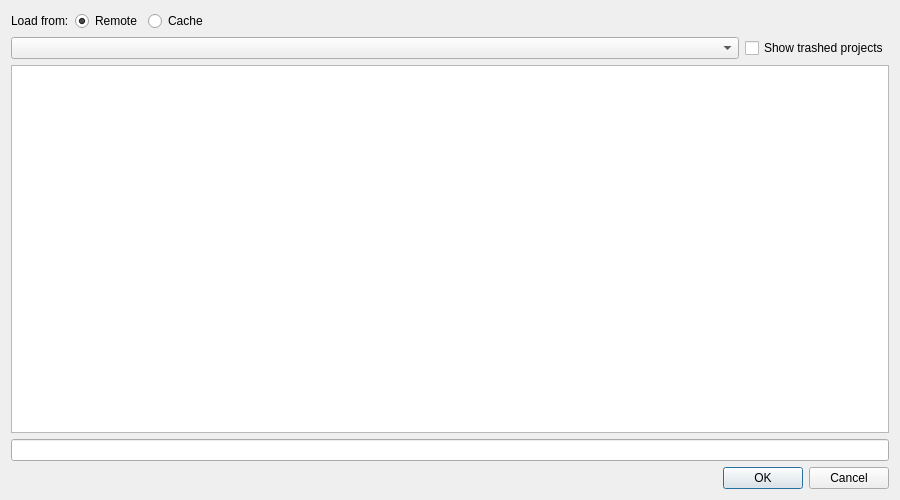
Above: src/pythonGui/karabogui/project/dialog/project_handle.ui from European-XFEL/Karabo before the change. Below: the same form after it.
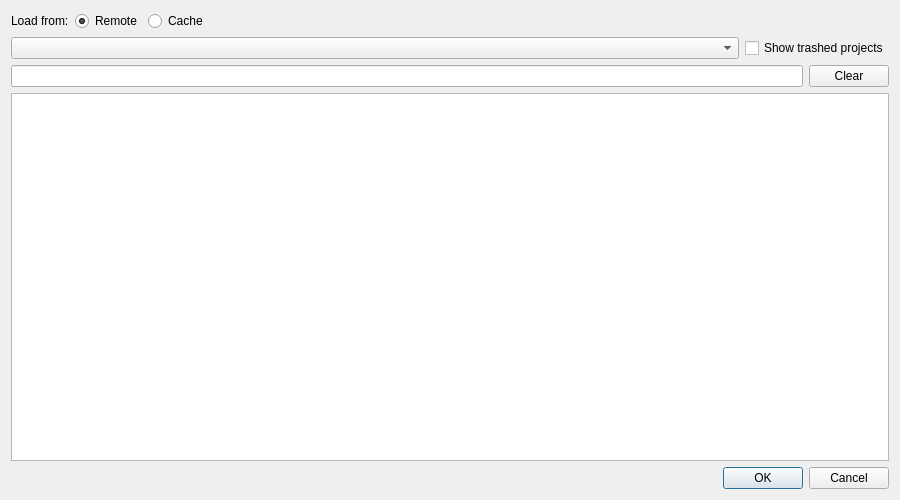
That is the form after the change.

Commit message: GUI: Use a filter model in the project dialog

The edit to the form file:
```diff
--- a/src/pythonGui/karabogui/project/dialog/project_handle.ui
+++ b/src/pythonGui/karabogui/project/dialog/project_handle.ui
@@ -76,6 +76,20 @@
      </item>
     </layout>
    </item>
+   <item>
+    <layout class="QHBoxLayout" name="horizontalLayout_3">
+     <item>
+      <widget class="QLineEdit" name="leTitle"/>
+     </item>
+     <item>
+      <widget class="QPushButton" name="pbClear">
+       <property name="text">
+        <string>Clear</string>
+       </property>
+      </widget>
+     </item>
+    </layout>
+   </item>
    <item>
     <widget class="QTableView" name="twProjects">
      <property name="alternatingRowColors">
@@ -98,9 +112,6 @@
      </attribute>
     </widget>
    </item>
-   <item>
-    <widget class="QLineEdit" name="leTitle"/>
-   </item>
    <item>
     <widget class="QDialogButtonBox" name="buttonBox">
      <property name="orientation">
```
The commit also changes 1 other file.
